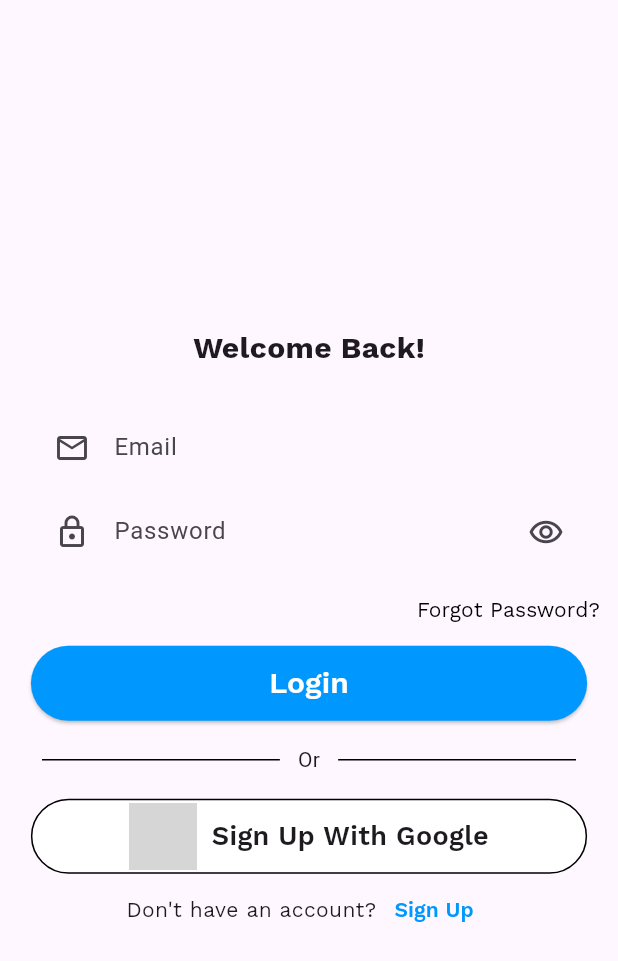
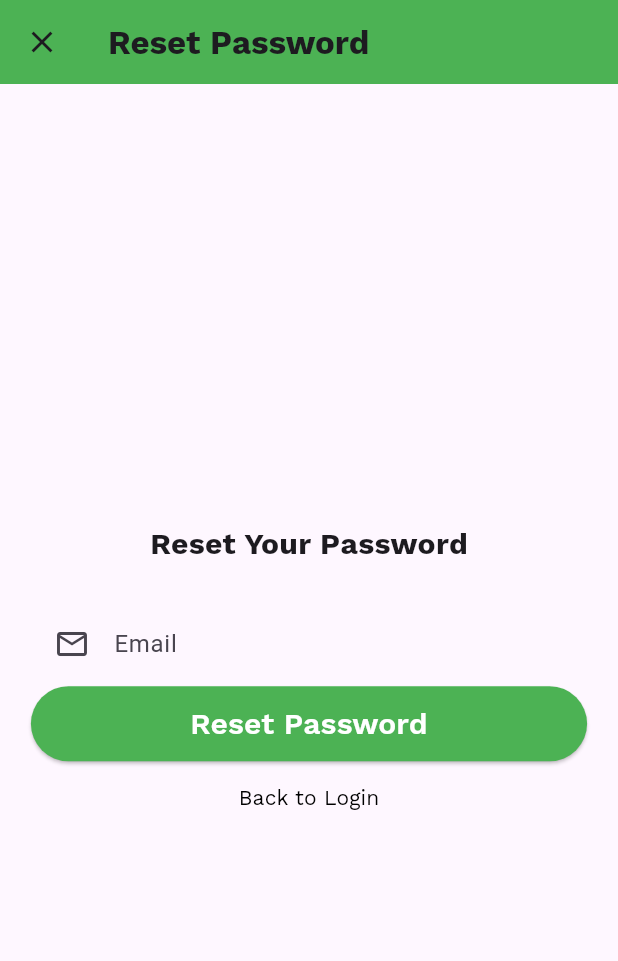
Before and after one commit to yasarunylmzz/gardengru, a Flutter app: the screen it shows after launch, after a tap on "Forgot Password?", on a phone screen of 412 x 824 dp. Shown: the top 961 px of the screen. Run offline on Flutter 3.47's test engine with Material 3 defaults, Android fonts, the phone set to English and light mode, and no system bars; our stand-ins replace camera, cloud_firestore, firebase_auth, firebase_core, firebase_storage, floating_bottom_navigation_bar and 9 more; missing offline and left inert: dart:ffi; accounts and stored records are empty; network calls fail; grey boxes are pictures that could not be loaded.

```diff
--- a/assets/prompt.json
+++ b/assets/prompt.json
@@ -1,4 +1,6 @@
 {
-  "InfoPrompt": "If this photo is an image of soil, guess its type and explain which plants would grow best in it. Also, this photo is from a location with latitude and longitude information provided at the end of the file, respectively. If the photo is not a soil image, specify this and only provide information based on the location. If both the photo and location are useful together, mention this and include the location in your response. Additionally, consider that this answer will be used by someone who wants to contribute to the environment by planting trees. Provide information on how long it would take for waste like plastic, glass, and paper to decompose in this type of soil. Additionally, describe potential scenarios of climate change. These details will be displayed in a mobile application, so it is important to prepare the text accordingly and use formal language.",
-  "TitlePrompt": "Analyze this text and provide a short title. Remember, it will be used in a mobile app, so do not include any additional response, just the title and make it concise."
+  "InfoPrompt": "Analyse the provided photo to determine if it is an image of soil. If it is soil, identify its type and specify which plants would thrive best in it. Additionally, consider the latitude and longitude provided at the end of the file to give a comprehensive environmental context. If the photo is not of soil, focus solely on the environmental information based on the location. In cases where both the photo and location are useful together, mention this and include the location in your response. The goal is to provide detailed guidance for individuals looking to contribute to the environment by planting trees. Furthermore, include information on how long it takes for waste materials like plastic, glass, and paper to decompose in this type of soil. Discuss potential scenarios of climate change relevant to the location. Ensure the text is formatted for display in a mobile application and maintains a formal tone. Finally, offer various examples of advanced research topics for users who wish to further their understanding of environmental conservation.",
+  "TitlePrompt": "Analyse this text and provide a short title. Remember, it will be used in a mobile app, so do not include any additional response, just the title and make it concise.",
+  "HomeScreenJsonPrompt" : "Based on the provided latitude and longitude information in the beginning of the prompt, return air quality, soil quality, and water quality for the specified location. Additionally, provide region-specific climate change risks and their levels. Ensure the response is in JSON format with the structure given below, and return only and only the JSON data WITHOUT ANY additional text: {\"widgets\":{\"Air Quality\":\"data\",\"Soil Quality\":\"data\",\"Water Quality\":\"data\",\"Temperature\":\"data\"},\"risks\":{\"Risk 1\":\"data\"}}",
+  "HomeScreenArticlePrompt" : "Generate an engaging and informative news article about today's climate change developments. Include the latest updates on global warming, renewable energy advancements, and environmental conservation efforts. Provide detailed background information on the causes and effects of climate change, highlighting the importance of immediate action. Conclude with a personalized appeal to the reader to stay informed and get involved in climate activism. Ensure the article is current and takes into account the location provided. Additionally, format the content for display in a mobile application."
 }
--- a/lib/main.dart
+++ b/lib/main.dart
@@ -7,7 +7,7 @@ import 'package:provider/provider.dart';
 import 'package:firebase_core/firebase_core.dart';
 import 'package:shared_preferences/shared_preferences.dart';
 import 'package:gardengru/screens/LoginScreen.dart';
-import 'package:gardengru/screens/HomeScreen.dart';
+import 'package:gardengru/screens/ListSavedItems.dart';
 import 'firebase_options.dart';
 
 void main() async {
--- a/lib/screens/BottomNavScreen.dart
+++ b/lib/screens/BottomNavScreen.dart
@@ -1,7 +1,8 @@
 import 'package:floating_bottom_navigation_bar/floating_bottom_navigation_bar.dart';
 import 'package:flutter/material.dart';
 import 'package:gardengru/screens/CameraScreen.dart';
-import 'package:gardengru/screens/HomeScreen.dart';
+
+import 'package:gardengru/screens/ListSavedItems.dart';
 import 'package:gardengru/screens/ProfileScreen.dart';
 import 'package:salomon_bottom_bar/salomon_bottom_bar.dart';
 
@@ -16,7 +17,7 @@ class _BottomNavScreenState extends State<BottomNavScreen> {
   int currentPageIndex = 0;
 
   final List<Widget> _pages = <Widget>[
-    const HomeScreen(),
+    const ListSavedItems(),
     const CameraScreen(),
     const ProfileScreen(),
   ];
--- a/lib/screens/CameraScreen.dart
+++ b/lib/screens/CameraScreen.dart
@@ -6,7 +6,7 @@ import 'package:flutter/material.dart';
 import 'package:camera/camera.dart';
 import 'package:flutter/services.dart';
 import 'package:gardengru/data/dataModels/SavedModelDto.dart';
-import 'package:gardengru/screens/HomeScreen.dart';
+import 'package:gardengru/screens/ListSavedItems.dart';
 import 'package:gardengru/screens/ResponseScreen.dart';
 import 'package:gardengru/services/gemini_api_service.dart';
 import 'dart:io';
--- a/lib/screens/LoginScreen.dart
+++ b/lib/screens/LoginScreen.dart
@@ -2,10 +2,12 @@ import 'package:flutter/material.dart';
 import 'package:gardengru/data/helpers/authHelper.dart';
 import 'package:gardengru/data/userRecordProvider.dart';
 import 'package:gardengru/screens/BottomNavScreen.dart';
-import 'package:gardengru/screens/HomeScreen.dart';
+import 'package:gardengru/screens/ListSavedItems.dart';
 import 'package:gardengru/screens/Register.dart';
 import 'package:provider/provider.dart';
 import 'package:google_fonts/google_fonts.dart';
+
+import 'ResetPassword.dart';
 
 class LoginScreen extends StatefulWidget {
   const LoginScreen({super.key});
@@ -21,8 +23,6 @@ class _LoginScreenState extends State<LoginScreen> {
 
   String? _loginError;
   var passwordVisible = true;
-
-
 
   @override
   Widget build(BuildContext context) {
@@ -78,7 +78,15 @@ class _LoginScreenState extends State<LoginScreen> {
                 mainAxisAlignment: MainAxisAlignment.end,
                 children: [
                   TextButton(
-                    onPressed: () {},
+                    onPressed: () {
+                      Navigator.push(
+                        context,
+                        MaterialPageRoute(
+                          builder: (context) => const ResetPassword(),
+                          fullscreenDialog: true,
+                        ),
+                      );
+                    },
                     child: Text(
                       'Forgot Password?',
                       style: GoogleFonts.workSans(
@@ -98,21 +106,19 @@ class _LoginScreenState extends State<LoginScreen> {
                       Navigator.push(
                         context,
                         MaterialPageRoute(
-                        builder: (context) => HomeScreen(),
+                          builder: (context) => BottomNavScreen(),
                           fullscreenDialog: true,
                         ),
                       );
-                    //context.read<userRecordProvider>().initLogged();
-
                     } else {
                       setState(() {
-                      _loginError = 'Invalid email or password';
+                        _loginError = 'Invalid email or password.';
                       });
                     }
                   })},
                 style: ElevatedButton.styleFrom(
                   fixedSize: Size(MediaQuery.of(context).size.width * 0.9, 50),
-                  backgroundColor: const Color(0xff0098ff),
+                  backgroundColor: const Color(0xff4cb254),
                   shape: RoundedRectangleBorder(
                     borderRadius: BorderRadius.circular(80),
                   ),
@@ -217,7 +223,7 @@ class _LoginScreenState extends State<LoginScreen> {
                       style: GoogleFonts.workSans(
                         fontSize: 14,
                         fontWeight: FontWeight.w600,
-                        color: const Color(0xff0098ff),
+                        color: const Color(0xff4cb254),
                       ),
                     ),
                   ),
--- /dev/null
+++ b/lib/screens/ResetPassword.dart
@@ -0,0 +1,106 @@
+import 'package:flutter/material.dart';
+import 'package:google_fonts/google_fonts.dart';
+import 'package:gardengru/data/helpers/authHelper.dart';  // Ensure you have the correct import path
+
+class ResetPassword extends StatefulWidget {
+  const ResetPassword({super.key});
+
+  @override
+  _ResetPasswordState createState() => _ResetPasswordState();
+}
+
+class _ResetPasswordState extends State<ResetPassword> {
+  final TextEditingController _emailController = TextEditingController();
+  final authHelper _fireBaseAuthHelper = authHelper();
+
+  String? _resetError;
+
+  @override
+  Widget build(BuildContext context) {
+    return Scaffold(
+      appBar: AppBar(
+        title: Text(
+          'Reset Password',
+          style: GoogleFonts.workSans(fontWeight: FontWeight.bold),
+        ),
+        backgroundColor: const Color(0xff4cb254),
+      ),
+      body: Column(
+        mainAxisAlignment: MainAxisAlignment.center,
+        crossAxisAlignment: CrossAxisAlignment.center,
+        children: [
+          Padding(
+            padding: const EdgeInsets.symmetric(vertical: 24.0),
+            child: Text(
+              'Reset Your Password',
+              style: GoogleFonts.workSans(
+                  fontSize: 20, fontWeight: FontWeight.bold),
+            ),
+          ),
+          Padding(
+            padding: const EdgeInsets.symmetric(horizontal: 24.0),
+            child: TextField(
+              controller: _emailController,
+              decoration: const InputDecoration(
+                labelText: 'Email',
+                prefixIcon: Icon(Icons.email_outlined),
+                border: InputBorder.none,
+              ),
+            ),
+          ),
+          ElevatedButton(
+            onPressed: () => {
+              _fireBaseAuthHelper
+                  .resetPassword(_emailController.text)
+                  .then((value) {
+                if (value) {
+                  Navigator.pop(context);
+                } else {
+                  setState(() {
+                    _resetError = 'Failed to send reset email.';
+                  });
+                }
+              })
+            },
+            style: ElevatedButton.styleFrom(
+              fixedSize: Size(MediaQuery.of(context).size.width * 0.9, 50),
+              backgroundColor: const Color(0xff4cb254),
+              shape: RoundedRectangleBorder(
+                borderRadius: BorderRadius.circular(80),
+              ),
+            ),
+            child: Text(
+              'Reset Password',
+              style: GoogleFonts.workSans(
+                fontSize: 20,
+                color: Colors.white,
+                fontWeight: FontWeight.w600,
+              ),
+            ),
+          ),
+          if (_resetError != null)
+            Padding(
+              padding: const EdgeInsets.all(8.0),
+              child: Text(
+                _resetError!,
+                style: const TextStyle(color: Colors.red),
+              ),
+            ),
+          TextButton(
+            onPressed: () {
+              Navigator.pop(context);
+            },
+            child: Text(
+              'Back to Login',
+              style: GoogleFonts.workSans(
+                fontSize: 14,
+                color: Colors.black,
+                fontWeight: FontWeight.w400,
+              ),
+            ),
+          ),
+        ],
+      ),
+    );
+  }
+}
--- a/lib/screens/ResponseScreen.dart
+++ b/lib/screens/ResponseScreen.dart
@@ -7,7 +7,7 @@ import 'package:gardengru/screens/BottomNavScreen.dart';
 import 'package:provider/provider.dart';
 import 'package:gardengru/data/helpers/StorageHelper.dart';
 import '../data/userRecordProvider.dart';
-import 'HomeScreen.dart';
+import 'ListSavedItems.dart';
 
 Future<SavedModel?> postSavedItemToDatabase(
     String? text, String? title, File? image, userRecord u) async {
--- a/pubspec.yaml
+++ b/pubspec.yaml
@@ -56,6 +56,7 @@ dependencies:
   firebase_auth: ^5.1.2
   google_fonts: ^6.2.1
   flutter_spinkit: ^5.1.0
+  google_sign_in: ^5.3.3
 
 dev_dependencies:
   flutter_test:
```
Also changed, not shown: lib/data/dataModels/HomeScreenWidgetDataModel.dart (added, +33 -0 lines), lib/data/helpers/authHelper.dart (+14 -4 lines), lib/data/userRecordProvider.dart (+63 -64 lines), lib/screens/ListSavedItems.dart (renamed from lib/screens/HomeScreen.dart, +8 -5 lines), lib/screens/Register.dart (+11 -19 lines), lib/services/gemini_api_service.dart (+50 -19 lines), pubspec.lock. Lines whose indentation alone changed are shown as unchanged.
